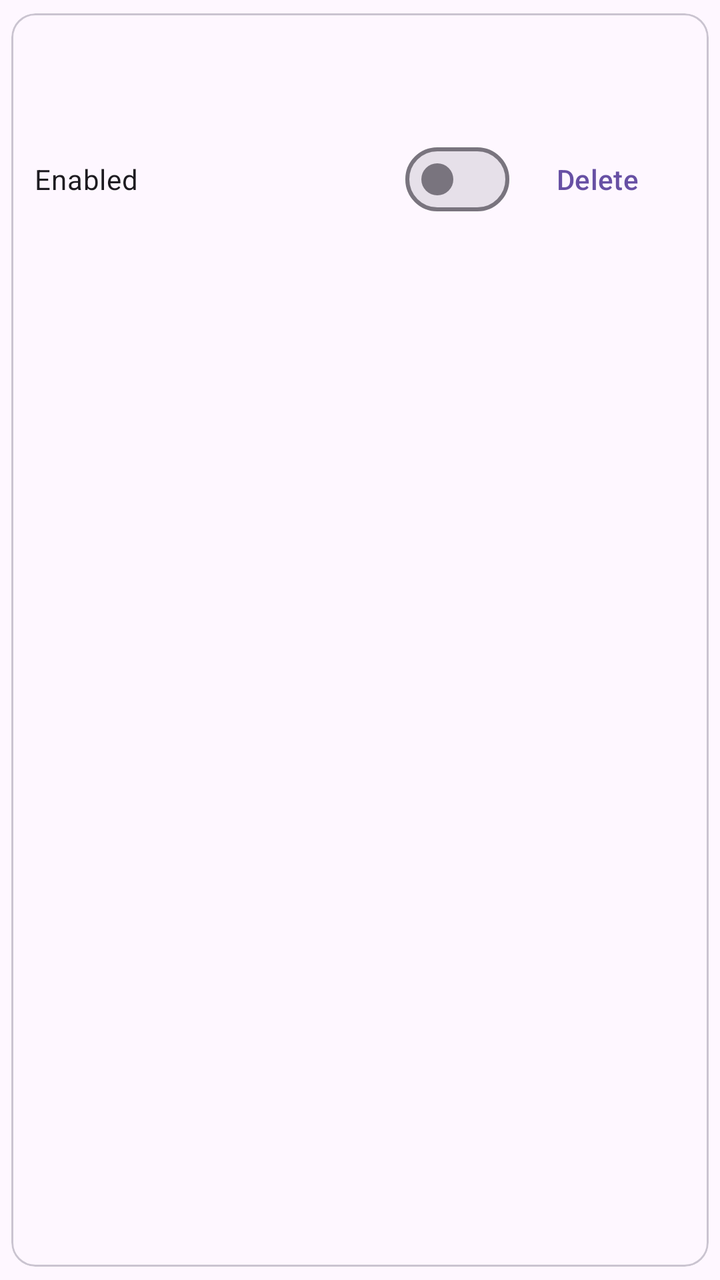
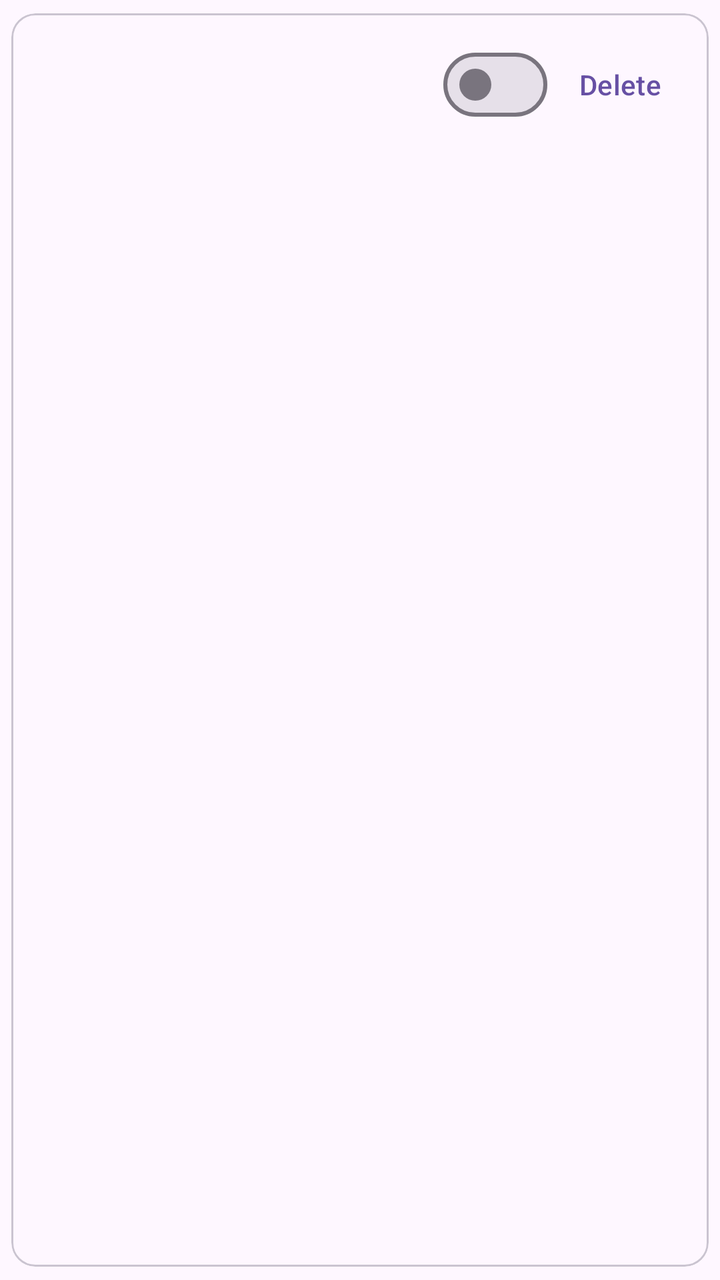

Two renders of the same Android screen: before a commit and after it. Below are the layout's source before the change and the commit's diff.
<!-- AndroidManifest.xml: application theme Theme.JustAsk -->
<!-- res/layout/item_target.xml -->
<?xml version="1.0" encoding="utf-8"?>
<com.google.android.material.card.MaterialCardView
    xmlns:android="http://schemas.android.com/apk/res/android"
    xmlns:app="http://schemas.android.com/apk/res-auto"
    android:layout_width="match_parent"
    android:layout_height="wrap_content"
    android:layout_marginBottom="8dp"
    app:cardUseCompatPadding="true">

    <LinearLayout
        android:layout_width="match_parent"
        android:layout_height="wrap_content"
        android:orientation="vertical"
        android:padding="12dp">

        <TextView
            android:id="@+id/targetTitle"
            android:layout_width="match_parent"
            android:layout_height="wrap_content"
            android:textAppearance="?attr/textAppearanceTitleSmall" />

        <TextView
            android:id="@+id/targetSubtitle"
            android:layout_width="match_parent"
            android:layout_height="wrap_content"
            android:layout_marginTop="4dp"
            android:textAppearance="?attr/textAppearanceBodySmall" />

        <LinearLayout
            android:layout_width="match_parent"
            android:layout_height="wrap_content"
            android:layout_marginTop="8dp"
            android:gravity="center_vertical"
            android:orientation="horizontal">

            <com.google.android.material.materialswitch.MaterialSwitch
                android:id="@+id/enabledSwitch"
                android:layout_width="0dp"
                android:layout_height="wrap_content"
                android:layout_weight="1"
                android:text="@string/enabled" />

            <com.google.android.material.button.MaterialButton
                android:id="@+id/deleteButton"
                style="@style/Widget.Material3.Button.TextButton"
                android:layout_width="wrap_content"
                android:layout_height="wrap_content"
                android:text="@string/delete" />
        </LinearLayout>
    </LinearLayout>
</com.google.android.material.card.MaterialCardView>
<!-- resources referenced by this layout -->
<resources>
  <string name="delete">Delete</string>
  <string name="enabled">Enabled</string>
  <style name="Theme.JustAsk" parent="Theme.Material3.DayNight.NoActionBar" />
</resources>

<!-- the commit's change to res/layout/item_target.xml (unified diff, before → after) -->
@@ -10,42 +10,42 @@
     <LinearLayout
         android:layout_width="match_parent"
         android:layout_height="wrap_content"
-        android:orientation="vertical"
+        android:gravity="center_vertical"
+        android:orientation="horizontal"
         android:padding="12dp">
 
-        <TextView
-            android:id="@+id/targetTitle"
-            android:layout_width="match_parent"
+        <LinearLayout
+            android:layout_width="0dp"
             android:layout_height="wrap_content"
-            android:textAppearance="?attr/textAppearanceTitleSmall" />
+            android:layout_weight="1"
+            android:orientation="vertical">
 
-        <TextView
-            android:id="@+id/targetSubtitle"
-            android:layout_width="match_parent"
+            <TextView
+                android:id="@+id/targetTitle"
+                android:layout_width="match_parent"
+                android:layout_height="wrap_content"
+                android:textAppearance="?attr/textAppearanceTitleSmall" />
+
+            <TextView
+                android:id="@+id/targetSubtitle"
+                android:layout_width="match_parent"
+                android:layout_height="wrap_content"
+                android:layout_marginTop="2dp"
+                android:textAppearance="?attr/textAppearanceBodySmall" />
+        </LinearLayout>
+
+        <com.google.android.material.materialswitch.MaterialSwitch
+            android:id="@+id/enabledSwitch"
+            android:layout_width="wrap_content"
             android:layout_height="wrap_content"
-            android:layout_marginTop="4dp"
-            android:textAppearance="?attr/textAppearanceBodySmall" />
+            android:layout_marginEnd="4dp" />
 
-        <LinearLayout
-            android:layout_width="match_parent"
+        <com.google.android.material.button.MaterialButton
+            android:id="@+id/deleteButton"
+            style="@style/Widget.Material3.Button.TextButton"
+            android:layout_width="wrap_content"
             android:layout_height="wrap_content"
-            android:layout_marginTop="8dp"
-            android:gravity="center_vertical"
-            android:orientation="horizontal">
-
-            <com.google.android.material.materialswitch.MaterialSwitch
-                android:id="@+id/enabledSwitch"
-                android:layout_width="0dp"
-                android:layout_height="wrap_content"
-                android:layout_weight="1"
-                android:text="@string/enabled" />
-
-            <com.google.android.material.button.MaterialButton
-                android:id="@+id/deleteButton"
-                style="@style/Widget.Material3.Button.TextButton"
-                android:layout_width="wrap_content"
-                android:layout_height="wrap_content"
-                android:text="@string/delete" />
-        </LinearLayout>
+            android:minWidth="0dp"
+            android:text="@string/delete" />
     </LinearLayout>
 </com.google.android.material.card.MaterialCardView>
<!-- resource entries referenced after the edit -->
@@ -1,7 +1,6 @@
 <!-- resources referenced by this layout -->
 <resources>
   <string name="delete">Delete</string>
-  <string name="enabled">Enabled</string>
   <style name="Theme.JustAsk" parent="Theme.Material3.DayNight.NoActionBar" />
 </resources>
 
